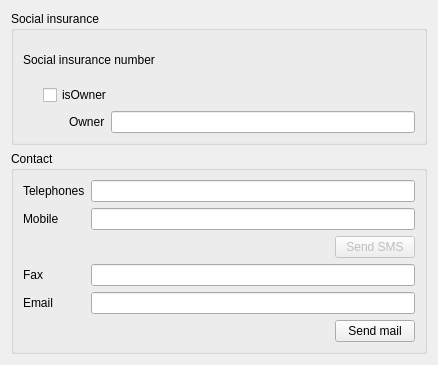
FreeHealth/freehealth, file global_resources/forms/subforms/generic/fullidentity/ui/xx/identity.ui: the form before one commit.
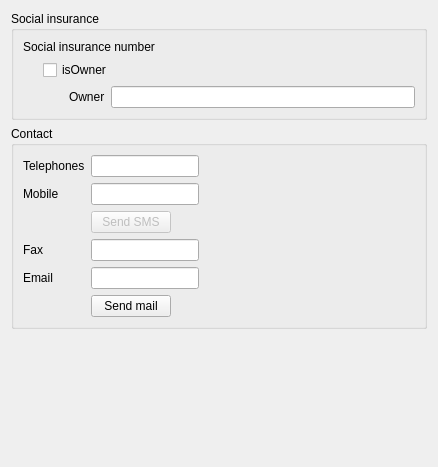
The form after the commit.

Patch:
```diff
--- a/global_resources/forms/subforms/generic/fullidentity/ui/xx/identity.ui
+++ b/global_resources/forms/subforms/generic/fullidentity/ui/xx/identity.ui
@@ -7,7 +7,7 @@
     <x>0</x>
     <y>0</y>
     <width>438</width>
-    <height>365</height>
+    <height>467</height>
    </rect>
   </property>
   <property name="windowTitle">
@@ -23,6 +23,9 @@
       <string>Contact</string>
      </property>
      <layout class="QFormLayout" name="formLayout">
+      <property name="fieldGrowthPolicy">
+       <enum>QFormLayout::FieldsStayAtSizeHint</enum>
+      </property>
       <item row="0" column="0">
        <widget class="QLabel" name="telsLabel">
         <property name="text">
@@ -44,21 +47,6 @@
        <widget class="QLineEdit" name="mobileEdit"/>
       </item>
       <item row="2" column="1">
-       <layout class="QHBoxLayout" name="horizontalLayout">
-        <item>
-         <spacer name="horizontalSpacer_4">
-          <property name="orientation">
-           <enum>Qt::Horizontal</enum>
-          </property>
-          <property name="sizeHint" stdset="0">
-           <size>
-            <width>40</width>
-            <height>20</height>
-           </size>
-          </property>
-         </spacer>
-        </item>
-        <item>
          <widget class="QPushButton" name="sendSmsButton">
           <property name="enabled">
            <bool>false</bool>
@@ -68,8 +56,6 @@
           </property>
          </widget>
         </item>
-       </layout>
-      </item>
       <item row="3" column="0">
        <widget class="QLabel" name="faxLabel">
         <property name="text">
@@ -91,21 +77,6 @@
        <widget class="QLineEdit" name="emailEdit"/>
       </item>
       <item row="5" column="1">
-       <layout class="QHBoxLayout" name="horizontalLayout_2">
-        <item>
-         <spacer name="horizontalSpacer_5">
-          <property name="orientation">
-           <enum>Qt::Horizontal</enum>
-          </property>
-          <property name="sizeHint" stdset="0">
-           <size>
-            <width>40</width>
-            <height>20</height>
-           </size>
-          </property>
-         </spacer>
-        </item>
-        <item>
          <widget class="QPushButton" name="sendMailButton">
           <property name="text">
            <string>Send mail</string>
@@ -113,8 +84,6 @@
          </widget>
         </item>
        </layout>
-      </item>
-     </layout>
     </widget>
    </item>
    <item row="1" column="0">
@@ -208,6 +177,19 @@
      </layout>
     </widget>
    </item>
+   <item row="3" column="0">
+    <spacer name="verticalSpacer">
+     <property name="orientation">
+      <enum>Qt::Vertical</enum>
+     </property>
+     <property name="sizeHint" stdset="0">
+      <size>
+       <width>20</width>
+       <height>40</height>
+      </size>
+     </property>
+    </spacer>
+   </item>
   </layout>
  </widget>
  <tabstops>
```
Left out of the diff: 2 changed lines with no effect on the pictures. Lines whose indentation alone changed are shown as unchanged.
